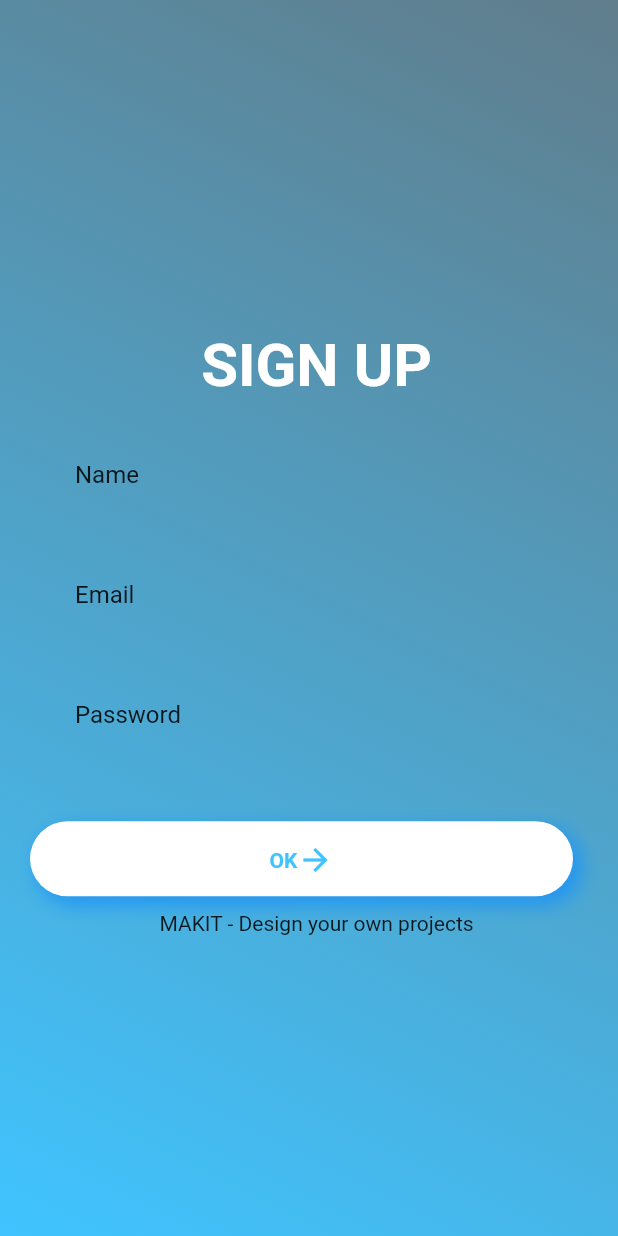
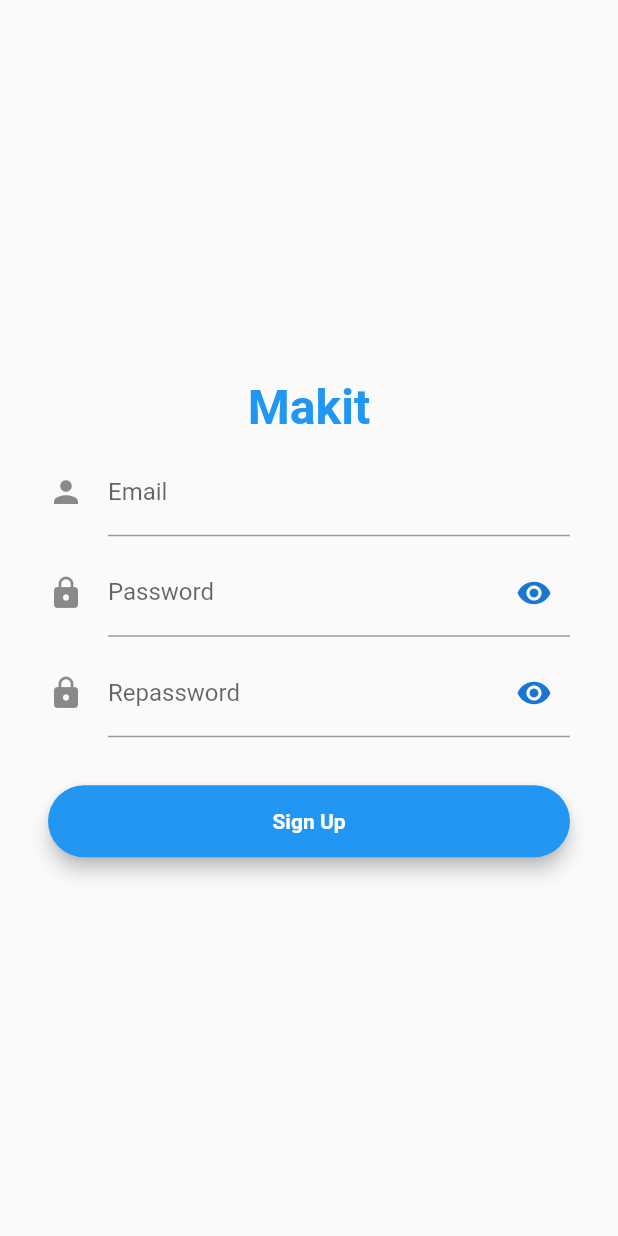
Before and after one commit to TCT2001/mobile_frontend, a Flutter app: the SignupPage screen opened by its route, on a phone screen of 412 x 824 dp. Run offline on Flutter 3.47's test engine with Material 2 defaults, Android fonts, the phone set to English and light mode, and no system bars; our stand-ins replace email_validator, get, google_nav_bar, line_icons, shared_preferences; accounts and stored records are empty.

Commit message:
login - signup 1.0

```diff
--- a/lib/src/data/models/payload/login_resp.dart
+++ b/lib/src/data/models/payload/login_resp.dart
@@ -30,7 +30,7 @@ class LoginResp {
 
 class LoginRespData {
   late String token;
-  late num id;
+  late int id;
   late String refreshToken;
   late String username;
 
--- /dev/null
+++ b/lib/src/data/models/payload/signup_resp.dart
@@ -0,0 +1,16 @@
+import 'dart:convert';
+
+SignupResp signupRespFromJson(String str) {
+  return SignupResp.fromJson(json.decode(str));
+}
+
+String signupRespToJson(SignupResp data) => json.encode(data.toJson());
+
+class SignupResp {
+  late String code;
+  SignupResp({required this.code});
+  factory SignupResp.fromJson(Map<String, dynamic> json) =>
+      SignupResp(code: json["code"]);
+
+  Map<String, dynamic> toJson() => {"code": code};
+}
--- a/lib/src/modules/layout/main_layout_page.dart
+++ b/lib/src/modules/layout/main_layout_page.dart
@@ -2,11 +2,9 @@
 
 import 'package:flutter/material.dart';
 import 'package:get/get.dart';
-import 'package:mobile_app/src/global_widgets/navbar.dart';
 import 'package:mobile_app/src/modules/home/home_page.dart';
 import 'package:mobile_app/src/modules/layout/main_layout_controller.dart';
 import 'package:mobile_app/src/modules/notification/noti_page.dart';
-import 'package:mobile_app/src/routes/app_routes.dart';
 import 'package:google_nav_bar/google_nav_bar.dart';
 import 'package:line_icons/line_icons.dart';
 
@@ -64,7 +62,7 @@ class MainLayoutPage extends GetView<MainLayoutController> {
                   color: Colors.black,
                   tabs: const [
                     GButton(
-                      icon: LineIcons.home,
+                      icon: LineIcons.home, // cog
                       text: 'Home',
                     ),
                     GButton(
--- a/lib/src/modules/notification/noti_page.dart
+++ b/lib/src/modules/notification/noti_page.dart
@@ -1,6 +1,5 @@
 import 'package:flutter/material.dart';
 import 'package:get/get.dart';
-import 'package:mobile_app/src/global_widgets/navbar.dart';
 import 'noti_controller.dart';
 
 class NotiPage extends GetView<NotiController> {
--- a/lib/src/modules/signup/signup_page.dart
+++ b/lib/src/modules/signup/signup_page.dart
@@ -1,63 +1,152 @@
+import 'package:email_validator/email_validator.dart';
 import 'package:flutter/material.dart';
 import 'package:get/get.dart';
 import 'package:mobile_app/src/global_widgets/button_new_user.dart';
 import 'package:mobile_app/src/global_widgets/input_field.dart';
+import 'package:mobile_app/src/modules/login/login_page.dart';
 import 'package:mobile_app/src/modules/signup/signup_controller.dart';
 import 'package:mobile_app/src/routes/app_routes.dart';
 
-class SignupPage extends GetView<SignupController> {
+class SignupPage extends StatefulWidget {
   const SignupPage({Key? key}) : super(key: key);
+
+  @override
+  _SignupPageState createState() => _SignupPageState();
+}
+
+class _SignupPageState extends State<SignupPage> {
+  final SignupController controller = Get.put(SignupController());
+
+  final _emailTextController = TextEditingController(text: "");
+  final _passwordTextController = TextEditingController(text: "");
+  final _rePasswordTextController = TextEditingController(text: "");
+
+  var _passwordVisible = false;
+  var _rePasswordVisible = false;
+  final _formKey = GlobalKey<FormState>();
 
   @override
   Widget build(BuildContext context) {
     return Scaffold(
-        body: Container(
-            decoration: const BoxDecoration(
-              gradient: LinearGradient(
-                  begin: Alignment.topRight,
-                  end: Alignment.bottomLeft,
-                  colors: [Colors.blueGrey, Colors.lightBlueAccent]),
-            ),
-            child: Stack(
-              alignment: Alignment.center,
-              children: <Widget>[
-                Column(
+      body: SingleChildScrollView(
+        child: Padding(
+            padding: const EdgeInsets.only(left: 32, right: 32),
+            child: Obx(() {
+              return Form(
+                  key: _formKey,
+                  child: Center(
+                    child: Container(
+                      height: MediaQuery.of(context).size.height,
+                      child: Column(
                           mainAxisAlignment: MainAxisAlignment.center,
                           crossAxisAlignment: CrossAxisAlignment.center,
-                  children: <Widget>[
-                    const Padding(
-                      padding: EdgeInsets.only(top: 20, left: 10),
-                      child: Text(
-                        "SIGN UP",
+                          children: [
+                            Text("Makit",
+                                style: TextStyle(
+                                    color: Theme.of(context).primaryColor,
+                                    fontWeight: FontWeight.bold,
+                                    fontSize: 32)),
+                            const SizedBox(height: 8),
+                            TextFormField(
+                              enabled: !controller.signupProcess.value,
+                              controller: _emailTextController,
+                              decoration: const InputDecoration(
+                                  icon: Icon(Icons.person), labelText: "Email"),
+                              validator: (String? value) =>
+                                  EmailValidator.validate(value!)
+                                      ? null
+                                      : "Please enter a valid email",
+                            ),
+                            const SizedBox(height: 8),
+                            TextFormField(
+                              enabled: !controller.signupProcess.value,
+                              controller: _passwordTextController,
+                              decoration: InputDecoration(
+                                  icon: const Icon(Icons.lock),
+                                  labelText: "Password",
+                                  suffixIcon: IconButton(
+                                    icon: Icon(
+                                      _passwordVisible
+                                          ? Icons.visibility_off
+                                          : Icons.visibility,
+                                      color: Theme.of(context).primaryColorDark,
+                                    ),
+                                    onPressed: () {
+                                      setState(() {
+                                        _passwordVisible = !_passwordVisible;
+                                      });
+                                    },
+                                  )),
+                              obscureText: !_passwordVisible,
+                              validator: (String? value) =>
+                                  value!.trim().isEmpty
+                                      ? "Password is require"
+                                      : null,
+                            ),
+                            const SizedBox(height: 8),
+                            TextFormField(
+                              enabled: !controller.signupProcess.value,
+                              controller: _rePasswordTextController,
+                              decoration: InputDecoration(
+                                  icon: const Icon(Icons.lock),
+                                  labelText: "Repassword",
+                                  suffixIcon: IconButton(
+                                    icon: Icon(
+                                      _rePasswordVisible
+                                          ? Icons.visibility_off
+                                          : Icons.visibility,
+                                      color: Theme.of(context).primaryColorDark,
+                                    ),
+                                    onPressed: () {
+                                      setState(() {
+                                        _rePasswordVisible = !_rePasswordVisible;
+                                      });
+                                    },
+                                  )),
+                              obscureText: !_rePasswordVisible,
+                              validator: (String? value) =>
+                                  value!.trim().isEmpty || value != _passwordTextController.text
+                                      ? "Repassword is require and must be similar to ..."
+                                      : null,
+                            ),
+                            const SizedBox(height: 32),
+                            Material(
+                              elevation: 5.0,
+                              borderRadius: BorderRadius.circular(30),
+                              color: controller.signupProcess.value
+                                  ? Theme.of(context).disabledColor
+                                  : Theme.of(context).primaryColor,
+                              child: MaterialButton(
+                                minWidth: MediaQuery.of(context).size.width,
+                                padding:
+                                    const EdgeInsets.fromLTRB(20, 15, 20, 15),
+                                onPressed: () async {
+                                  if (_formKey.currentState!.validate()) {
+                                    String error = await controller.signup(
+                                        email: _emailTextController.text,
+                                        password: _passwordTextController.text);
+                                    if (error != "") {
+                                      Get.defaultDialog(
+                                          title: "Oop!", middleText: error);
+                                    } else {
+                                      Get.to(const LoginPage());
+                                    }
+                                  }
+                                },
+                                child: const Text(
+                                  "Sign Up",
+                                  textAlign: TextAlign.center,
                                   style: TextStyle(
                                       color: Colors.white,
-                          fontSize: 40,
-                          fontWeight: FontWeight.w600,
+                                      fontWeight: FontWeight.bold),
                                 ),
                               ),
+                            )
+                          ]),
                     ),
-
-                    InputField(context, 'Name'),
-                    InputField(context, 'Email'),
-                    InputField(context, 'Password', obscureText: true),
-                    ButtonNewUser(context),
-
-                    // Padding(padding: EdgeInsets.only(top: 160, left: 20),
-                    //   child: Text("Create your account",),
-                    //
-                    //
-                    // ),
-                    const SizedBox(
-                      height: 10,
+                  ));
+            })),
       ),
-
-                    const Padding(
-                      padding: EdgeInsets.only(left: 50, right: 40),
-                      child: Text("MAKIT - Design your own projects"),
-                    ),
-                  ],
-                )
-              ],
-            )));
+    );
   }
 }
```
Also changed, not shown: lib/src/data/enums/local_storage_enum.dart (added, +8 -0 lines), lib/src/data/providers/storage_provider.dart (+23 -0 lines), lib/src/data/services/auth_service.dart (+15 -18 lines), lib/src/global_widgets/navbar.dart (deleted, +0 -78 lines), lib/src/modules/login/login_controller.dart (+17 -11 lines), lib/src/modules/signup/signup_controller.dart (+22 -0 lines). Lines whose indentation alone changed are shown as unchanged.
